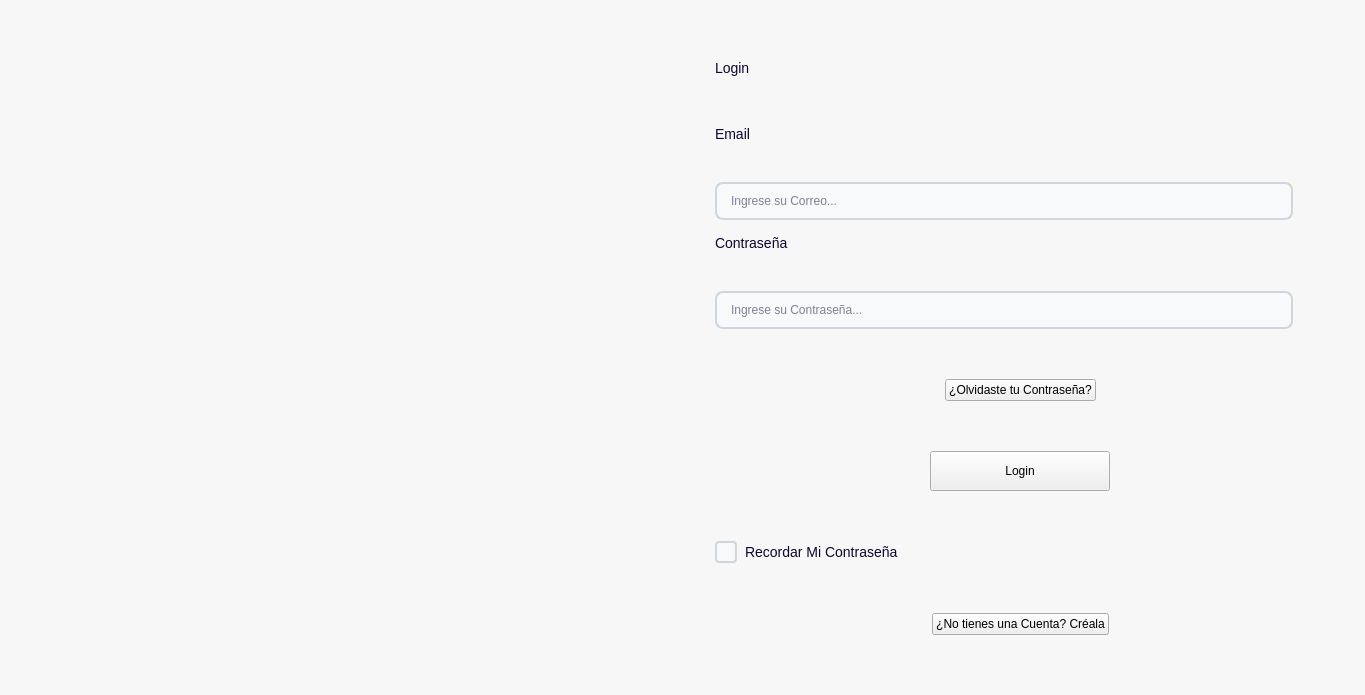
Before: the Qt Designer form app/ui/login/loginU.ui in Brando-1510/Proyecto-Integrador-2.0, drawn with Qt 5.
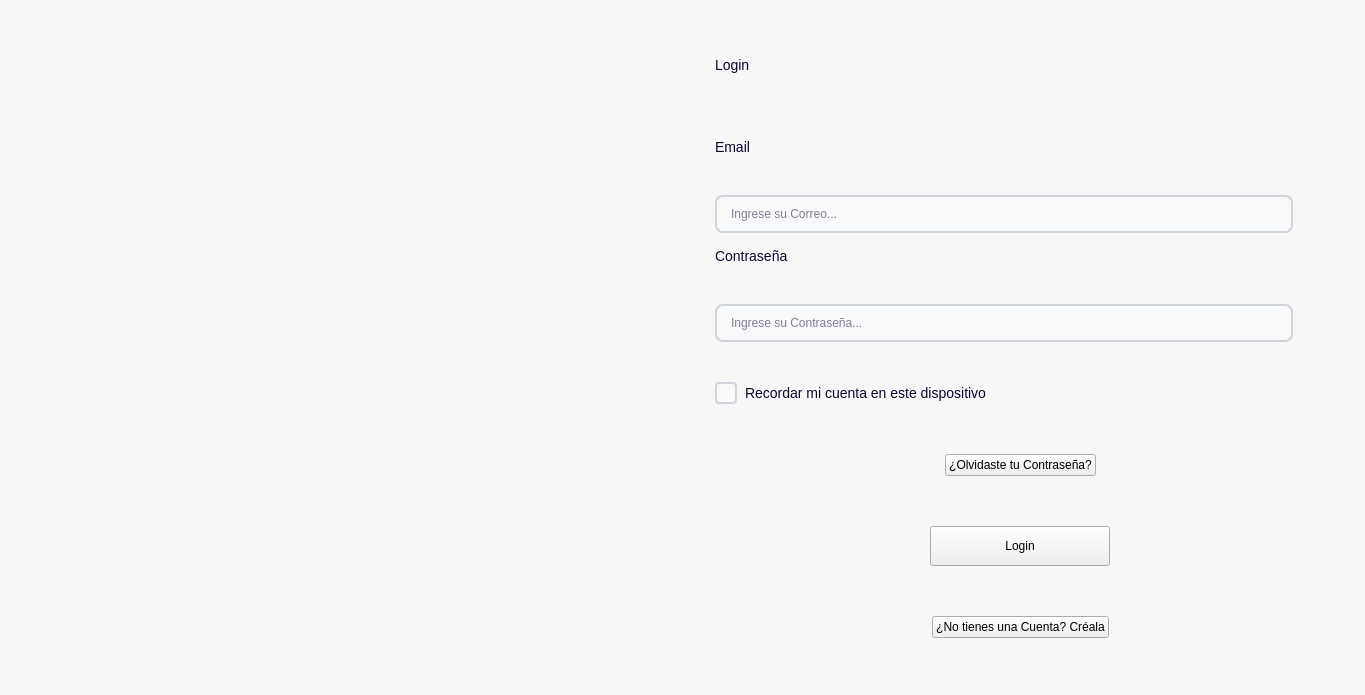
After: the same form once the commit is applied. Icons and pictures are not drawn.

Commit message: agregando el autocompletado en el login

```diff
--- a/app/ui/login/loginU.ui
+++ b/app/ui/login/loginU.ui
@@ -351,6 +351,19 @@
             </property>
            </widget>
           </item>
+          <item>
+           <spacer name="verticalSpacer_3">
+            <property name="orientation">
+             <enum>Qt::Vertical</enum>
+            </property>
+            <property name="sizeHint" stdset="0">
+             <size>
+              <width>20</width>
+              <height>40</height>
+             </size>
+            </property>
+           </spacer>
+          </item>
           <item>
            <layout class="QVBoxLayout" name="formLayout">
             <property name="spacing">
@@ -429,6 +442,13 @@
                 </property>
                </widget>
               </item>
+              <item>
+               <widget class="QCheckBox" name="checkBoxRecordar">
+                <property name="text">
+                 <string>Recordar mi cuenta en este dispositivo</string>
+                </property>
+               </widget>
+              </item>
              </layout>
             </item>
            </layout>
@@ -534,13 +554,6 @@
             </item>
            </layout>
           </item>
-          <item>
-           <widget class="QCheckBox" name="checkBoxRecordar">
-            <property name="text">
-             <string>Recordar Mi Contraseña</string>
-            </property>
-           </widget>
-          </item>
           <item>
            <layout class="QHBoxLayout" name="createAccountLayout">
             <item>
```
The commit also changes 25 other files.
